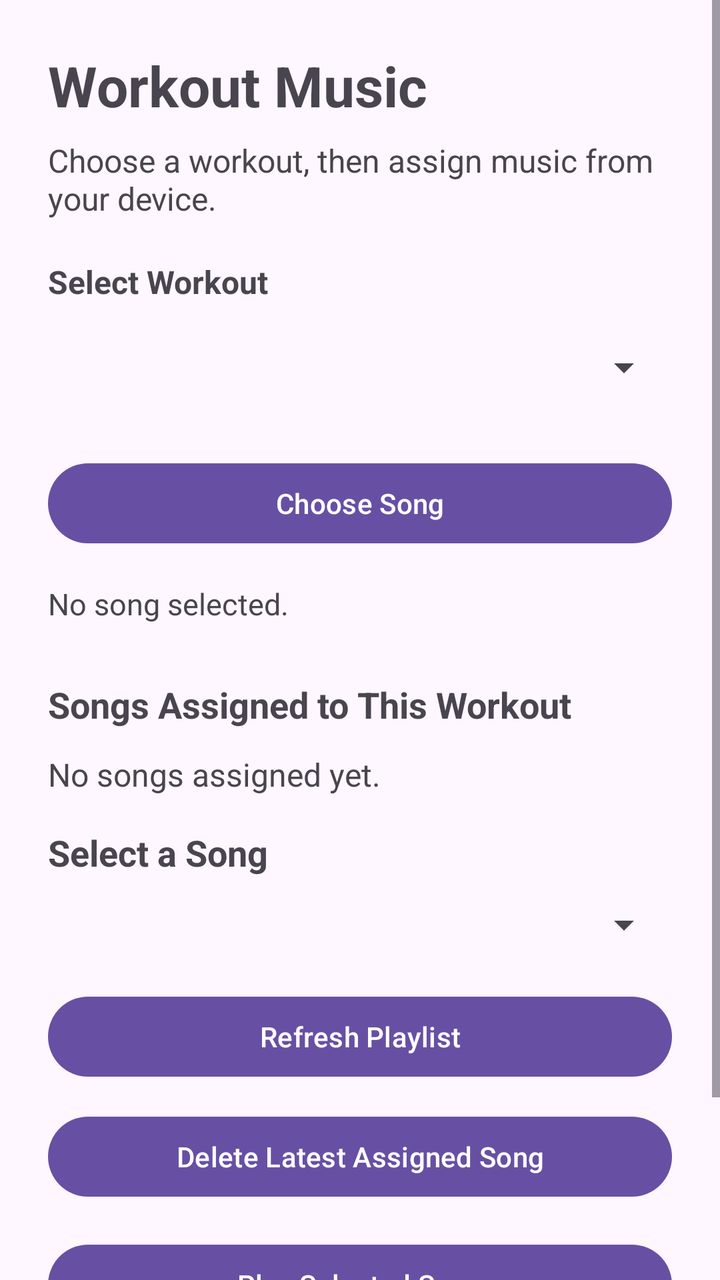
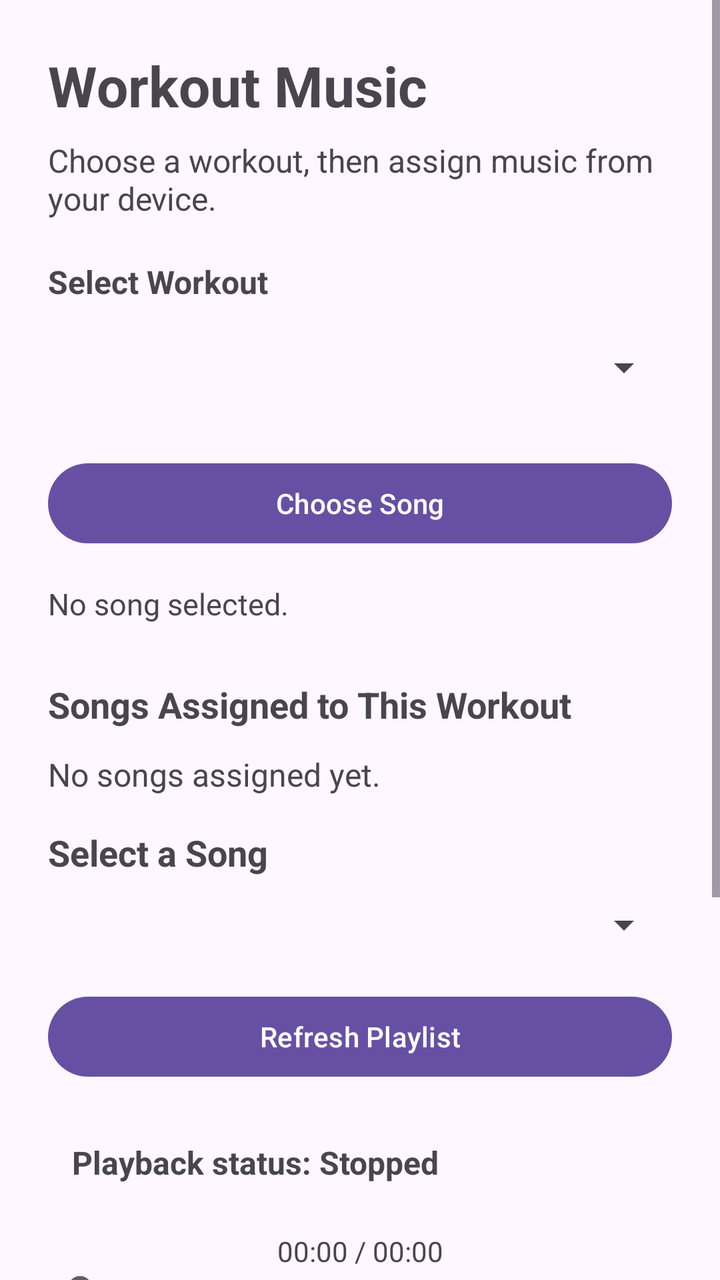

Screens rendered from an Android XML layout before and after an edit, with the pre-edit source and the edit as a unified diff.
<!-- AndroidManifest.xml: application theme Theme.GymTrackerPro -->
<!-- res/layout/activity_workout_music.xml -->
<?xml version="1.0" encoding="utf-8"?>
<ScrollView xmlns:android="http://schemas.android.com/apk/res/android"
    android:layout_width="match_parent"
    android:layout_height="match_parent"
    android:fillViewport="true">

    <LinearLayout
        android:layout_width="match_parent"
        android:layout_height="wrap_content"
        android:orientation="vertical"
        android:padding="24dp">

        <TextView
            android:layout_width="match_parent"
            android:layout_height="wrap_content"
            android:text="Workout Music"
            android:textSize="28sp"
            android:textStyle="bold"
            android:paddingBottom="8dp" />

        <TextView
            android:layout_width="match_parent"
            android:layout_height="wrap_content"
            android:text="Choose a workout, then assign music from your device."
            android:textSize="16sp"
            android:paddingBottom="20dp" />

        <TextView
            android:layout_width="match_parent"
            android:layout_height="wrap_content"
            android:text="Select Workout"
            android:textStyle="bold"
            android:textSize="16sp"
            android:paddingBottom="8dp" />

        <Spinner
            android:id="@+id/spinnerWorkouts"
            android:layout_width="match_parent"
            android:layout_height="wrap_content"
            android:minHeight="48dp" />

        <Button
            android:id="@+id/buttonChooseSong"
            android:layout_width="match_parent"
            android:layout_height="wrap_content"
            android:layout_marginTop="20dp"
            android:text="Choose Song" />

        <TextView
            android:id="@+id/textSelectedSong"
            android:layout_width="match_parent"
            android:layout_height="wrap_content"
            android:layout_marginTop="16dp"
            android:text="No song selected."
            android:textSize="15sp" />

        <TextView
            android:layout_width="match_parent"
            android:layout_height="wrap_content"
            android:layout_marginTop="28dp"
            android:text="Songs Assigned to This Workout"
            android:textSize="18sp"
            android:textStyle="bold" />

        <TextView
            android:id="@+id/textAssignedSongs"
            android:layout_width="match_parent"
            android:layout_height="wrap_content"
            android:layout_marginTop="12dp"
            android:text="No songs assigned yet."
            android:textSize="16sp" />


        <TextView
            android:layout_width="match_parent"
            android:layout_height="wrap_content"
            android:layout_marginTop="16dp"
            android:text="Select a Song"
            android:textSize="18sp"
            android:textStyle="bold" />

        <Spinner
            android:id="@+id/spinnerSongs"
            android:layout_width="match_parent"
            android:layout_height="wrap_content"
            android:minHeight="48dp" />


        <Button
            android:id="@+id/buttonRefreshSongs"
            android:layout_width="match_parent"
            android:layout_height="wrap_content"
            android:layout_marginTop="8dp"
            android:text="Refresh Playlist" />


        <Button
            android:id="@+id/buttonDeleteSong"
            android:layout_width="match_parent"
            android:layout_height="wrap_content"
            android:layout_marginTop="12dp"
            android:text="Delete Latest Assigned Song" />



        <Button
            android:id="@+id/buttonPlaySong"
            android:layout_width="match_parent"
            android:layout_height="wrap_content"
            android:layout_marginTop="16dp"
            android:text="Play Selected Song" />

        <Button
            android:id="@+id/buttonStopSong"
            android:layout_width="match_parent"
            android:layout_height="wrap_content"
            android:layout_marginTop="8dp"
            android:text="Stop Music" />


    </LinearLayout>

</ScrollView>
<!-- resources referenced by this layout -->
<resources>
  <style name="Theme.GymTrackerPro" parent="Base.Theme.GymTrackerPro" />
  <style name="Base.Theme.GymTrackerPro" parent="Theme.Material3.DayNight.NoActionBar">
          
          
      </style>
</resources>

<!-- the commit's change to res/layout/activity_workout_music.xml (unified diff, before → after) -->
@@ -94,6 +94,36 @@
             android:text="Refresh Playlist" />
 
 
+        <TextView
+            android:id="@+id/textPlaybackStatus"
+            android:layout_width="match_parent"
+            android:layout_height="wrap_content"
+            android:layout_marginTop="16dp"
+            android:padding="12dp"
+            android:text="Playback status: Stopped"
+            android:textSize="16sp"
+            android:textStyle="bold" />
+
+
+        <TextView
+            android:id="@+id/textPlaybackTime"
+            android:layout_width="match_parent"
+            android:layout_height="wrap_content"
+            android:layout_marginTop="12dp"
+            android:text="00:00 / 00:00"
+            android:textSize="14sp"
+            android:gravity="center" />
+
+        <SeekBar
+            android:id="@+id/seekBarPlayback"
+            android:layout_width="match_parent"
+            android:layout_height="wrap_content"
+            android:max="1000"
+            android:progress="0"
+            android:enabled="false" />
+
+
+
         <Button
             android:id="@+id/buttonDeleteSong"
             android:layout_width="match_parent"
@@ -110,6 +140,16 @@
             android:layout_marginTop="16dp"
             android:text="Play Selected Song" />
 
+
+        <Button
+            android:id="@+id/buttonPauseResumeSong"
+            android:layout_width="match_parent"
+            android:layout_height="wrap_content"
+            android:layout_marginTop="8dp"
+            android:text="Pause Song"
+            android:enabled="false" />
+
+
         <Button
             android:id="@+id/buttonStopSong"
             android:layout_width="match_parent"
